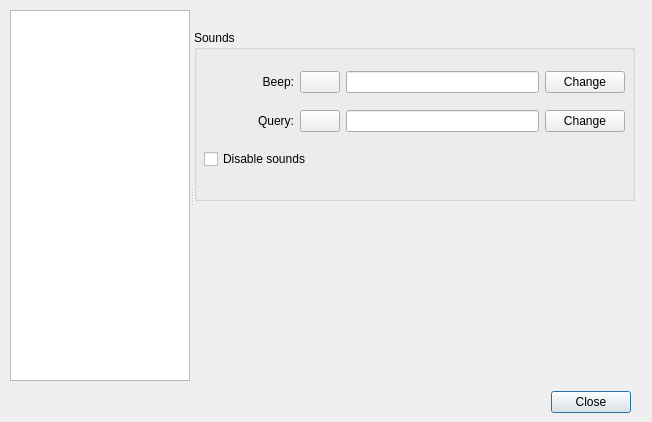
gitter-badger/simplechatclient, file ui/options.ui: the form before one commit.
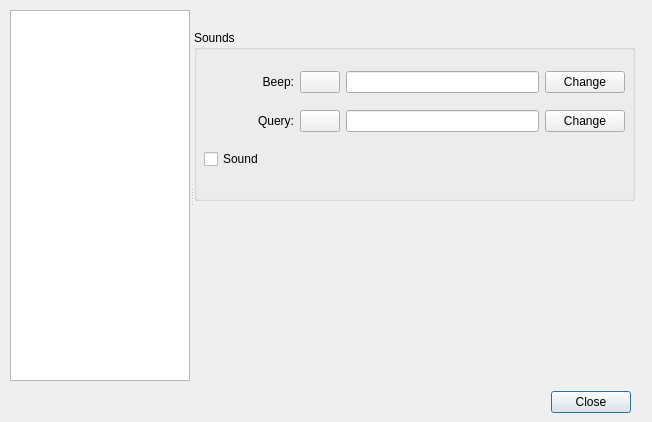
The form after the commit. The open tabs and pages were chosen to show the change. Icons and pictures are not drawn.

Patch:
```diff
--- a/ui/options.ui
+++ b/ui/options.ui
@@ -1093,7 +1093,7 @@
         <item>
          <widget class="QCheckBox" name="checkBox_disable_sounds">
           <property name="text">
-           <string>Disable sounds</string>
+           <string>Sound</string>
           </property>
          </widget>
         </item>
```
Left out of the diff: 2 changed lines with no effect on the pictures.
